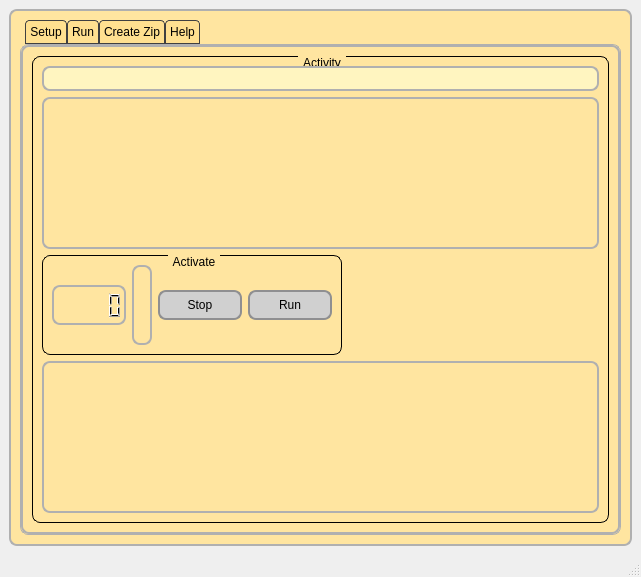
This is main.ui in CliveTombs/SNMPmonitor as Qt 5 draws it before an edit. The edited form follows.
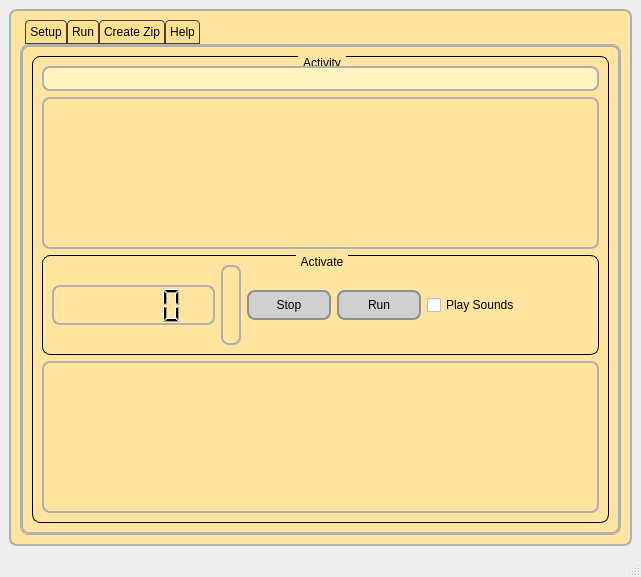
This is the edited form.

Patch:
```diff
--- a/main.ui
+++ b/main.ui
@@ -230,15 +230,6 @@
            </color>
           </brush>
          </colorrole>
-         <colorrole role="PlaceholderText">
-          <brush brushstyle="SolidPattern">
-           <color alpha="128">
-            <red>0</red>
-            <green>0</green>
-            <blue>0</blue>
-           </color>
-          </brush>
-         </colorrole>
         </active>
         <inactive>
          <colorrole role="WindowText">
@@ -376,15 +367,6 @@
            </color>
           </brush>
          </colorrole>
-         <colorrole role="PlaceholderText">
-          <brush brushstyle="SolidPattern">
-           <color alpha="128">
-            <red>0</red>
-            <green>0</green>
-            <blue>0</blue>
-           </color>
-          </brush>
-         </colorrole>
         </inactive>
         <disabled>
          <colorrole role="WindowText">
@@ -522,15 +504,6 @@
            </color>
           </brush>
          </colorrole>
-         <colorrole role="PlaceholderText">
-          <brush brushstyle="SolidPattern">
-           <color alpha="128">
-            <red>0</red>
-            <green>0</green>
-            <blue>0</blue>
-           </color>
-          </brush>
-         </colorrole>
         </disabled>
        </palette>
       </property>
@@ -898,7 +871,7 @@
                 </property>
                 <property name="maximumSize">
                  <size>
-                  <width>300</width>
+                  <width>16777215</width>
                   <height>100</height>
                  </size>
                 </property>
@@ -955,6 +928,34 @@
                    </property>
                   </widget>
                  </item>
+                 <item>
+                  <widget class="QCheckBox" name="checkBox_sound">
+                   <property name="minimumSize">
+                    <size>
+                     <width>60</width>
+                     <height>30</height>
+                    </size>
+                   </property>
+                   <property name="maximumSize">
+                    <size>
+                     <width>16777215</width>
+                     <height>16777215</height>
+                    </size>
+                   </property>
+                   <property name="toolTip">
+                    <string extracomment="Check this to allow audible fail warnings"/>
+                   </property>
+                   <property name="toolTipDuration">
+                    <number>-1</number>
+                   </property>
+                   <property name="whatsThis">
+                    <string/>
+                   </property>
+                   <property name="text">
+                    <string>Play Sounds</string>
+                   </property>
+                  </widget>
+                 </item>
                 </layout>
                </widget>
               </item>
```
